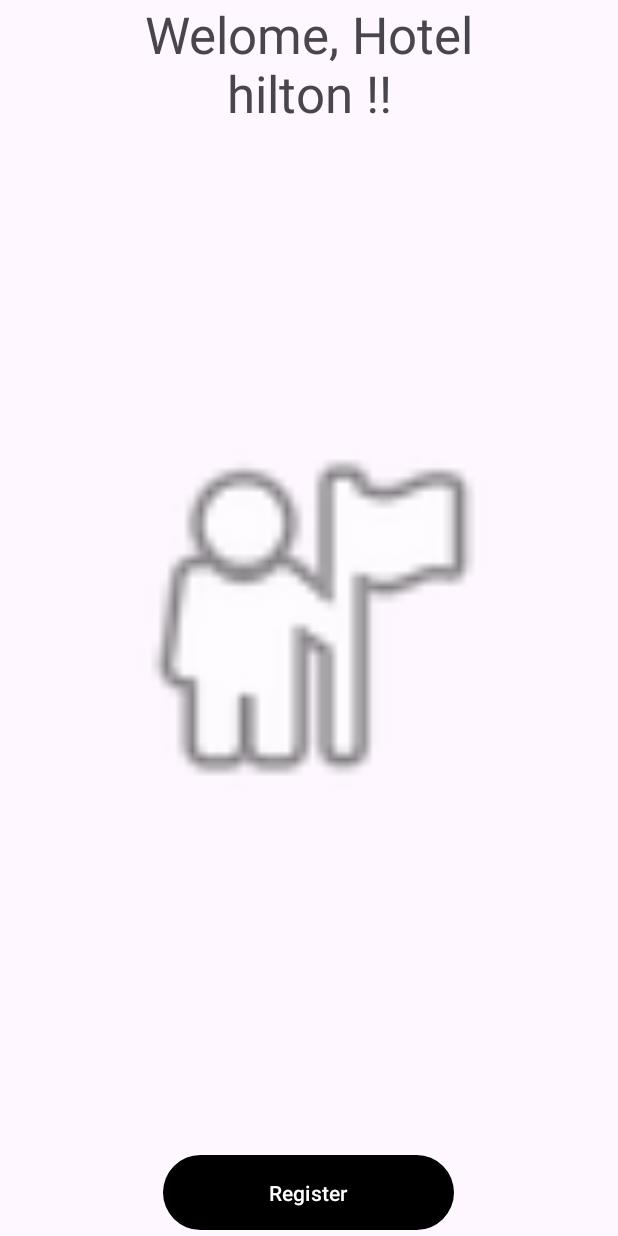
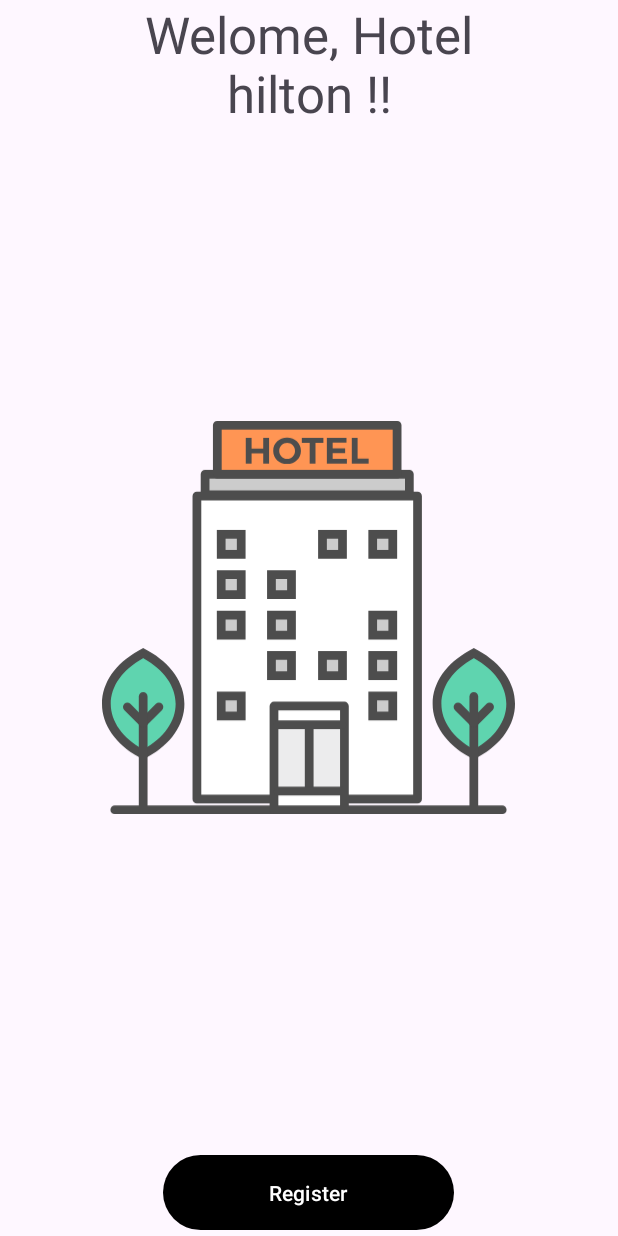
Before and after one commit to martinpez/hotel_servicios, an Android app: the layout frame.xml on its own in the app's theme, with its tools: preview values and no code run, on a phone screen of 412 x 824 dp. Run offline under Robolectric (Android 15) with nearby library versions, the phone set to English and light mode, and no system bars.

Commit message:
Commit Ready translate and icon the app

```diff
--- a/app/src/main/AndroidManifest.xml
+++ b/app/src/main/AndroidManifest.xml
@@ -6,9 +6,9 @@
         android:allowBackup="true"
         android:dataExtractionRules="@xml/data_extraction_rules"
         android:fullBackupContent="@xml/backup_rules"
-        android:icon="@mipmap/ic_launcher"
+        android:icon="@mipmap/imagen_icon"
         android:label="@string/app_name"
-        android:roundIcon="@mipmap/ic_launcher_round"
+        android:roundIcon="@mipmap/imagen_icon_round"
         android:supportsRtl="true"
         android:theme="@style/Theme.Hotel_Servicios"
         tools:targetApi="31">
--- /dev/null
+++ b/app/src/main/res/drawable/hotel.xml
@@ -0,0 +1,171 @@
+<vector xmlns:android="http://schemas.android.com/apk/res/android"
+    android:width="1010dp"
+    android:height="961.7dp"
+    android:viewportWidth="1010"
+    android:viewportHeight="961.7">
+  <path
+      android:pathData="M909.3,815.4l-5.7,-3.2c-112.4,-62.2 -112.4,-179 0,-241.1l5.7,-3.2 5.7,3.2c112.4,62.1 112.4,179 0,241.1l-5.7,3.2z"
+      android:fillColor="#5FD4AF"/>
+  <path
+      android:pathData="M909.3,827.6l-10.9,-6c-57.1,-31.6 -89.8,-78.9 -89.8,-129.9 0,-51 32.7,-98.3 89.8,-129.9l10.9,-6.1 10.9,6.1c57,31.5 89.8,78.9 89.8,129.9 0,51 -32.7,98.4 -89.8,129.9l-10.9,6zM909.3,580.2l-0.5,0.3c-50.1,27.7 -78.8,68.2 -78.8,111.2 0,43 28.7,83.5 78.8,111.2l0.6,0.3 0.6,-0.3c50.1,-27.7 78.8,-68.2 78.8,-111.2 -0,-43 -28.7,-83.5 -78.8,-111.2l-0.6,-0.3z"
+      android:fillColor="#4D4D4D"/>
+  <path
+      android:pathData="M909.3,954.7a10.7,10.7 0,0 1,-10.7 -10.7V738.3a10.7,10.7 0,0 1,10.7 -10.7,10.7 10.7,0 0,1 10.7,10.7v205.7c0,5.9 -4.8,10.7 -10.7,10.7z"
+      android:fillColor="#4D4D4D"/>
+  <path
+      android:pathData="M909.3,749a10.7,10.7 0,0 1,-7.6 -3.1l-38.6,-38.6c-4.2,-4.2 -4.2,-10.9 0,-15.1 4.2,-4.2 10.9,-4.2 15.1,0l38.6,38.6c4.2,4.2 4.2,10.9 0,15.1a10.6,10.6 0,0 1,-7.6 3.1z"
+      android:fillColor="#4D4D4D"/>
+  <path
+      android:pathData="M909.3,749a10.7,10.7 0,0 1,-7.6 -3.1c-4.2,-4.2 -4.2,-10.9 0,-15.1l38.6,-38.6c4.2,-4.2 10.9,-4.2 15.1,0 4.2,4.2 4.2,10.9 0,15.1l-38.6,38.6a10.6,10.6 0,0 1,-7.6 3.1z"
+      android:fillColor="#4D4D4D"/>
+  <path
+      android:pathData="M909.3,749a10.7,10.7 0,0 1,-10.7 -10.7v-64.3c0,-5.9 4.8,-10.7 10.7,-10.7s10.7,4.8 10.7,10.7v64.3a10.7,10.7 0,0 1,-10.7 10.7z"
+      android:fillColor="#4D4D4D"/>
+  <path
+      android:pathData="M100.7,815.4l-5.7,-3.2c-112.4,-62.2 -112.4,-179 0,-241.1l5.7,-3.2 5.8,3.2c112.4,62.1 112.4,179 0,241.1l-5.8,3.2z"
+      android:fillColor="#5FD4AF"/>
+  <path
+      android:pathData="M100.7,827.6l-10.9,-6C32.7,790 -0,742.7 0,691.7c0,-51 32.7,-98.3 89.8,-129.9l10.9,-6.1 11,6.1c57.1,31.5 89.8,78.9 89.8,129.9 0,51 -32.7,98.4 -89.8,129.9l-11,6zM100.7,580.2l-0.5,0.3c-50.1,27.7 -78.8,68.2 -78.8,111.2 -0,43 28.7,83.6 78.8,111.2l0.6,0.3 0.6,-0.3c50,-27.7 78.8,-68.2 78.7,-111.2 -0,-43 -28.7,-83.5 -78.8,-111.2l-0.6,-0.3z"
+      android:fillColor="#4D4D4D"/>
+  <path
+      android:pathData="M100.7,954.7c-5.9,0 -10.7,-4.8 -10.7,-10.7V738.3a10.7,10.7 0,0 1,10.7 -10.7,10.7 10.7,0 0,1 10.7,10.7v205.7c0,5.9 -4.8,10.7 -10.7,10.7z"
+      android:fillColor="#4D4D4D"/>
+  <path
+      android:pathData="M100.7,749a10.7,10.7 0,0 1,-7.6 -3.1l-38.6,-38.6c-4.2,-4.2 -4.2,-10.9 0,-15.1 4.2,-4.2 10.9,-4.2 15.1,0l38.6,38.6c4.2,4.2 4.2,10.9 0,15.1a10.7,10.7 0,0 1,-7.6 3.1z"
+      android:fillColor="#4D4D4D"/>
+  <path
+      android:pathData="M100.7,749a10.7,10.7 0,0 1,-7.6 -3.1c-4.2,-4.2 -4.2,-10.9 0,-15.1l38.6,-38.6c4.2,-4.2 10.9,-4.2 15.1,0 4.2,4.2 4.2,10.9 0,15.1l-38.6,38.6a10.7,10.7 0,0 1,-7.6 3.1z"
+      android:fillColor="#4D4D4D"/>
+  <path
+      android:pathData="M100.7,749a10.7,10.7 0,0 1,-10.7 -10.7v-64.3c0,-5.9 4.8,-10.7 10.7,-10.7a10.7,10.7 0,0 1,10.7 10.7v64.3a10.7,10.7 0,0 1,-10.7 10.7z"
+      android:fillColor="#4D4D4D"/>
+  <path
+      android:pathData="M978.7,961.7H31.3a10.7,10.7 0,0 1,-10.7 -10.7,10.7 10.7,0 0,1 10.7,-10.7h947.4a10.7,10.7 0,0 1,10.7 10.7,10.7 10.7,0 0,1 -10.7,10.7z"
+      android:fillColor="#4D4D4D"/>
+  <path
+      android:pathData="M252.1,130.6h499.5v50H252.1z"
+      android:fillColor="#CCC"/>
+  <path
+      android:pathData="M751.6,191.2H252.1a10.7,10.7 0,0 1,-10.7 -10.7V130.6a10.7,10.7 0,0 1,10.7 -10.7h499.5a10.7,10.7 0,0 1,10.7 10.7v50a10.7,10.7 0,0 1,-10.7 10.7zM262.8,169.8h478.2v-28.6h-478.2v28.6z"
+      android:fillColor="#4D4D4D"/>
+  <path
+      android:pathData="M282.1,10.7h439.6V130.6h-439.6z"
+      android:fillColor="#FF9554"/>
+  <path
+      android:pathData="M721.6,141.3h-439.6a10.7,10.7 0,0 1,-10.7 -10.7V10.7A10.7,10.7 0,0 1,282.1 0h439.6a10.7,10.7 0,0 1,10.7 10.7V130.6a10.7,10.7 0,0 1,-10.7 10.7zM292.7,119.9h418.2V21.4H292.7v98.5z"
+      android:fillColor="#4D4D4D"/>
+  <path
+      android:pathData="M232.1,183.9h539.5v741H232.1z"
+      android:fillColor="#FFF"/>
+  <path
+      android:pathData="M771.6,935.6H232.1a10.7,10.7 0,0 1,-10.7 -10.7V183.9a10.7,10.7 0,0 1,10.7 -10.7h539.5a10.7,10.7 0,0 1,10.7 10.7v741a10.7,10.7 0,0 1,-10.7 10.7zM242.8,914.2h518.2V194.5h-518.2V914.2z"
+      android:fillColor="#4D4D4D"/>
+  <path
+      android:pathData="M291.5,277.3h49v49H291.5z"
+      android:fillColor="#CCC"/>
+  <path
+      android:pathData="M351.2,337h-70.3L280.8,266.6h70.3v70.4zM302.2,315.6h27.6v-27.6h-27.6v27.6z"
+      android:fillColor="#4D4D4D"/>
+  <path
+      android:pathData="M539.2,277.3h48.9v49h-48.9z"
+      android:fillColor="#CCC"/>
+  <path
+      android:pathData="M598.8,337h-70.3L528.5,266.6h70.3v70.4zM549.9,315.6h27.6v-27.6h-27.6v27.6z"
+      android:fillColor="#4D4D4D"/>
+  <path
+      android:pathData="M662.1,277.3h49v49h-49z"
+      android:fillColor="#CCC"/>
+  <path
+      android:pathData="M721.8,337L651.4,337L651.4,266.6h70.4v70.4zM672.7,315.6h27.7v-27.6h-27.7v27.6z"
+      android:fillColor="#4D4D4D"/>
+  <path
+      android:pathData="M291.5,376.2h49v49H291.5z"
+      android:fillColor="#CCC"/>
+  <path
+      android:pathData="M351.2,435.8h-70.3v-70.3h70.3v70.3zM302.2,414.4h27.6v-27.6h-27.6v27.6z"
+      android:fillColor="#4D4D4D"/>
+  <path
+      android:pathData="M414.4,376.2h49v49H414.4z"
+      android:fillColor="#CCC"/>
+  <path
+      android:pathData="M474.1,435.8h-70.4v-70.3h70.4v70.3zM425.1,414.4h27.6v-27.6h-27.6v27.6z"
+      android:fillColor="#4D4D4D"/>
+  <path
+      android:pathData="M291.5,475h49v49H291.5z"
+      android:fillColor="#CCC"/>
+  <path
+      android:pathData="M351.2,534.6h-70.3L280.8,464.3h70.3v70.3zM302.2,513.3h27.6v-27.6h-27.6v27.6z"
+      android:fillColor="#4D4D4D"/>
+  <path
+      android:pathData="M414.4,475h49v49H414.4z"
+      android:fillColor="#CCC"/>
+  <path
+      android:pathData="M474.1,534.6h-70.4L403.7,464.3h70.4v70.3zM425.1,513.3h27.6v-27.6h-27.6v27.6z"
+      android:fillColor="#4D4D4D"/>
+  <path
+      android:pathData="M662.1,475h49v49h-49z"
+      android:fillColor="#CCC"/>
+  <path
+      android:pathData="M721.8,534.6L651.4,534.6L651.4,464.3h70.4v70.3zM672.7,513.3h27.7v-27.6h-27.7v27.6z"
+      android:fillColor="#4D4D4D"/>
+  <path
+      android:pathData="M414.4,573.8h49v49H414.4z"
+      android:fillColor="#CCC"/>
+  <path
+      android:pathData="M474.1,633.5h-70.4v-70.4h70.4v70.4zM425.1,612.1h27.6v-27.7h-27.6v27.7z"
+      android:fillColor="#4D4D4D"/>
+  <path
+      android:pathData="M539.2,573.8h48.9v49h-48.9z"
+      android:fillColor="#CCC"/>
+  <path
+      android:pathData="M598.8,633.5h-70.3v-70.4h70.3v70.4zM549.9,612.1h27.6v-27.7h-27.6v27.7z"
+      android:fillColor="#4D4D4D"/>
+  <path
+      android:pathData="M662.1,573.8h49v49h-49z"
+      android:fillColor="#CCC"/>
+  <path
+      android:pathData="M721.8,633.5L651.4,633.5v-70.4h70.4v70.4zM672.7,612.1h27.7v-27.7h-27.7v27.7z"
+      android:fillColor="#4D4D4D"/>
+  <path
+      android:pathData="M291.5,672.6h49v49H291.5z"
+      android:fillColor="#CCC"/>
+  <path
+      android:pathData="M351.2,732.3h-70.3v-70.3h70.3v70.3zM302.2,710.9h27.6v-27.6h-27.6v27.6z"
+      android:fillColor="#4D4D4D"/>
+  <path
+      android:pathData="M662.1,672.6h49v49h-49z"
+      android:fillColor="#CCC"/>
+  <path
+      android:pathData="M721.8,732.3L651.4,732.3v-70.3h70.4v70.3zM672.7,710.9h27.7v-27.6h-27.7v27.6z"
+      android:fillColor="#4D4D4D"/>
+  <path
+      android:pathData="M420.6,697.4h172.2v253.5h-172.2z"
+      android:fillColor="#FFF"/>
+  <path
+      android:pathData="M421.4,742.5h169.5V903.4H421.4z"
+      android:fillColor="#ECECED"/>
+  <path
+      android:pathData="M592.8,961.6h-172.2a10.7,10.7 0,0 1,-10.7 -10.7L409.9,697.4a10.7,10.7 0,0 1,10.7 -10.7h172.2a10.7,10.7 0,0 1,10.7 10.7v253.5a10.7,10.7 0,0 1,-10.7 10.7zM431.3,940.2L582.2,940.2L582.2,708.1L431.3,708.1v232.1z"
+      android:fillColor="#4D4D4D"/>
+  <path
+      android:pathData="M506.7,749.4V898.9"
+      android:fillColor="#FFF"/>
+  <path
+      android:pathData="M506.7,909.6c-5.9,0 -10.7,-4.8 -10.7,-10.7V749.4a10.7,10.7 0,0 1,10.7 -10.7,10.7 10.7,0 0,1 10.7,10.7V898.9c0,5.9 -4.8,10.7 -10.7,10.7z"
+      android:fillColor="#4D4D4D"/>
+  <path
+      android:pathData="M430.4,742.8h156"
+      android:fillColor="#FFF"/>
+  <path
+      android:pathData="M586.4,753.5h-156a10.7,10.7 0,0 1,-10.7 -10.7,10.7 10.7,0 0,1 10.7,-10.7h156a10.7,10.7 0,0 1,10.7 10.7,10.7 10.7,0 0,1 -10.7,10.7z"
+      android:fillColor="#4D4D4D"/>
+  <path
+      android:pathData="M430.4,905.4h156"
+      android:fillColor="#FFF"/>
+  <path
+      android:pathData="M586.4,916.1h-156a10.7,10.7 0,0 1,-10.7 -10.7,10.7 10.7,0 0,1 10.7,-10.7h156a10.7,10.7 0,0 1,10.7 10.7,10.7 10.7,0 0,1 -10.7,10.7z"
+      android:fillColor="#4D4D4D"/>
+  <path
+      android:pathData="M394.3,104.7L394.3,79.8h-28.5v24.9h-14.2L351.6,41.6h14.2v26.3h28.5L394.3,41.6h14.3v63L394.3,104.7zM486.5,73.2c0,18.2 -14.6,32.2 -33.9,32.2 -19.3,0 -33.9,-13.9 -33.9,-32.2 0,-18.4 14.6,-32 33.9,-32 19.3,0 33.9,13.7 33.9,32zM433.4,73.2c0,11.1 8.9,19.7 19.5,19.7s19.1,-8.6 19.1,-19.7c0,-11.1 -8.6,-19.6 -19.1,-19.6 -10.6,0 -19.5,8.5 -19.5,19.6zM522.1,53.7v51h-14.2L507.9,53.7h-19.2L488.7,41.6h52.7L541.4,53.7h-19.3zM564.1,53.4v13.7h30.5v11.8h-30.5v13.9h34.8v11.8h-49L549.9,41.6h48L597.9,53.4h-33.8zM652.1,92.2v12.4L610.9,104.7L610.9,41.6h14.2L625.1,92.2h27z"
+      android:fillColor="#4D4D4D"/>
+</vector>
--- a/app/src/main/res/layout/frame.xml
+++ b/app/src/main/res/layout/frame.xml
@@ -25,6 +25,6 @@
         android:layout_width="275dp"
         android:layout_height="282dp"
         android:layout_gravity="center"
-        app:srcCompat="@android:drawable/ic_menu_myplaces" />
+        app:srcCompat="@drawable/hotel" />
 
 </FrameLayout>
--- /dev/null
+++ b/app/src/main/res/mipmap-anydpi-v26/imagen_icon.xml
@@ -0,0 +1,5 @@
+<?xml version="1.0" encoding="utf-8"?>
+<adaptive-icon xmlns:android="http://schemas.android.com/apk/res/android">
+    <background android:drawable="@color/imagen_icon_background"/>
+    <foreground android:drawable="@drawable/imagen_icon_foreground"/>
+</adaptive-icon>
--- /dev/null
+++ b/app/src/main/res/mipmap-anydpi-v26/imagen_icon_round.xml
@@ -0,0 +1,5 @@
+<?xml version="1.0" encoding="utf-8"?>
+<adaptive-icon xmlns:android="http://schemas.android.com/apk/res/android">
+    <background android:drawable="@color/imagen_icon_background"/>
+    <foreground android:drawable="@drawable/imagen_icon_foreground"/>
+</adaptive-icon>
--- /dev/null
+++ b/app/src/main/res/values/imagen_icon_background.xml
@@ -0,0 +1,4 @@
+<?xml version="1.0" encoding="utf-8"?>
+<resources>
+    <color name="imagen_icon_background">#FFFFFF</color>
+</resources>
--- a/app/src/main/res/values/strings.xml
+++ b/app/src/main/res/values/strings.xml
@@ -15,7 +15,7 @@
     <string name="radio_five">Gift Items and Souvenirs</string>
     <string name="radio_six">Room with jacuzzi</string>
     <string name="radio_seven">Guided Excursions</string>
-    <string name="txt_const">C A R T</string>
+    <string name="txt_const" translatable="false">C A R T</string>
     <string name="btn_costin">ADD</string>
     <string name="txt_day">Days stayed</string>
     <string name="txt_stay">Parking car</string>
```
Also changed, not shown: app/src/main/res/drawable/imagen_icon_foreground.xml (added, +65 -0 lines), app/src/main/res/layout/tablet_layout.xml (added, +270 -0 lines), app/src/main/imagen_icon-playstore.png (added), app/src/main/res/mipmap-hdpi/imagen_icon.webp (added), app/src/main/res/mipmap-hdpi/imagen_icon_round.webp (added), app/src/main/res/mipmap-mdpi/imagen_icon.webp (added), app/src/main/res/mipmap-mdpi/imagen_icon_round.webp (added), app/src/main/res/mipmap-xhdpi/imagen_icon.webp (added), app/src/main/res/mipmap-xhdpi/imagen_icon_round.webp (added), app/src/main/res/mipmap-xxhdpi/imagen_icon.webp (added), app/src/main/res/mipmap-xxhdpi/imagen_icon_round.webp (added), app/src/main/res/mipmap-xxxhdpi/imagen_icon.webp (added), app/src/main/res/mipmap-xxxhdpi/imagen_icon_round.webp (added), 1 other file.
